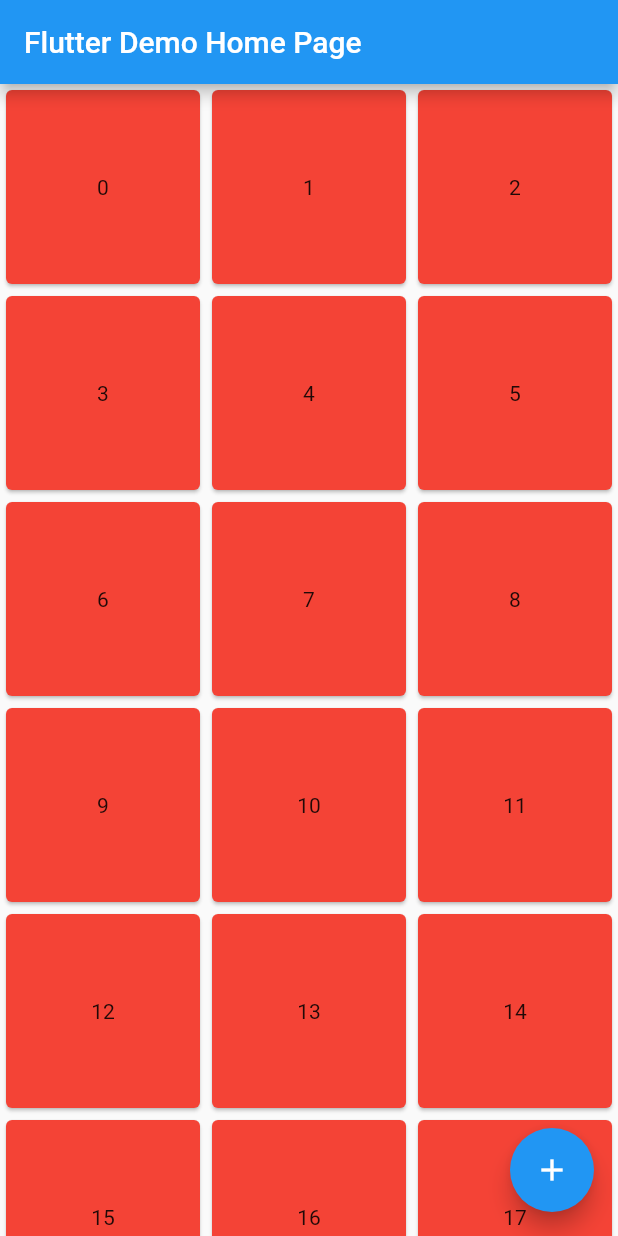
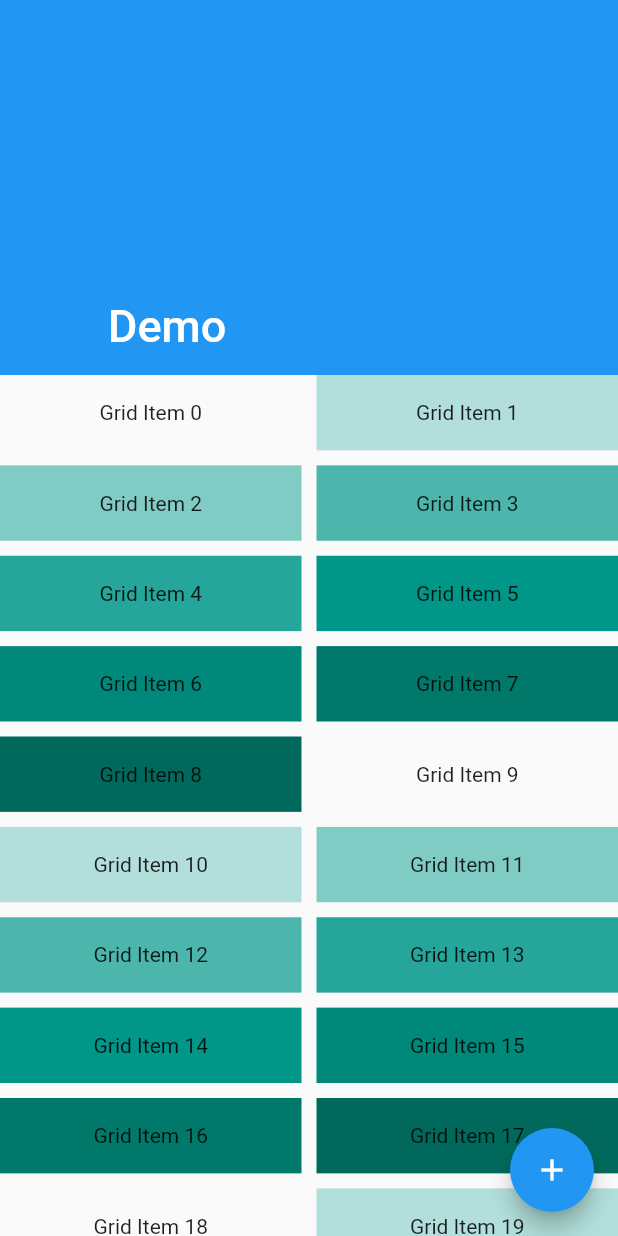
Before and after one commit to dtaraev/shmr_lists, a Flutter app: the screen it shows after launch, on a phone screen of 412 x 824 dp. Run offline on Flutter 3.47's test engine with Material 2 defaults, Android fonts, the phone set to English and light mode, and no system bars.

Commit message:
CustomScrollView example with SliverAppBar, SliverGrid and SliverFixedExtentList

```diff
--- a/lib/main.dart
+++ b/lib/main.dart
@@ -35,20 +35,47 @@ class _MyHomePageState extends State<MyHomePage> {
   @override
   Widget build(BuildContext context) {
     return Scaffold(
-      appBar: AppBar(
-        title: Text(widget.title),
+      body: CustomScrollView(
+        slivers: <Widget>[
+          const SliverAppBar(
+            pinned: true,
+            expandedHeight: 250.0,
+            flexibleSpace: FlexibleSpaceBar(
+              title: Text('Demo'),
+            ),
+          ),
+          SliverGrid(
+            gridDelegate: const SliverGridDelegateWithMaxCrossAxisExtent(
+              maxCrossAxisExtent: 200.0,
+              mainAxisSpacing: 10.0,
+              crossAxisSpacing: 10.0,
+              childAspectRatio: 4.0,
+            ),
+            delegate: SliverChildBuilderDelegate(
+              (BuildContext context, int index) {
+                return Container(
+                  alignment: Alignment.center,
+                  color: Colors.teal[100 * (index % 9)],
+                  child: Text('Grid Item $index'),
+                );
+              },
+              childCount: 20,
+            ),
+          ),
+          SliverFixedExtentList(
+            itemExtent: 50.0,
+            delegate: SliverChildBuilderDelegate(
+              (BuildContext context, int index) {
+                return Container(
+                  alignment: Alignment.center,
+                  color: Colors.lightBlue[100 * (index % 9)],
+                  child: Text('List Item $index'),
+                );
+              },
+            ),
+          ),
+        ],
       ),
-      body: GridView.builder(
-          gridDelegate: const SliverGridDelegateWithFixedCrossAxisCount(
-            crossAxisCount: 3,
-          ),
-          itemCount: 300,
-          itemBuilder: (BuildContext context, int index) {
-            return Card(
-              color: Colors.red,
-              child: Center(child: Text('$index')),
-            );
-          }),
       floatingActionButton: FloatingActionButton(
         onPressed: _incrementCounter,
         tooltip: 'Increment',
```
